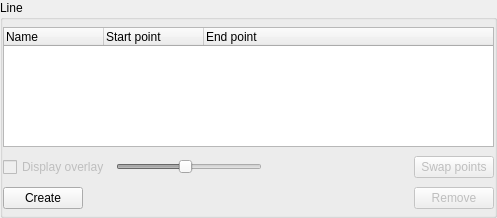
The window that BlissFramework/Bricks/widgets/ui_files/Qt4_helical_line_widget_layout.ui (mxcube/mxcubeqt) describes before a commit, drawn with Qt 5.
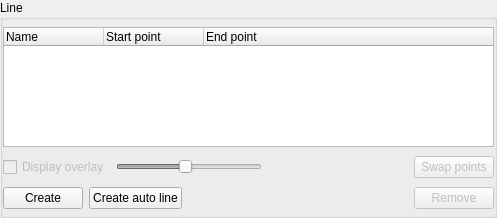
The same window after the commit.

```diff
--- a/BlissFramework/Bricks/widgets/ui_files/Qt4_helical_line_widget_layout.ui
+++ b/BlissFramework/Bricks/widgets/ui_files/Qt4_helical_line_widget_layout.ui
@@ -173,6 +173,13 @@
               </property>
              </widget>
             </item>
+            <item>
+             <widget class="QPushButton" name="create_auto_line_button">
+              <property name="text">
+               <string>Create auto line</string>
+              </property>
+             </widget>
+            </item>
             <item>
              <spacer name="cone_spacer">
               <property name="orientation">
```
